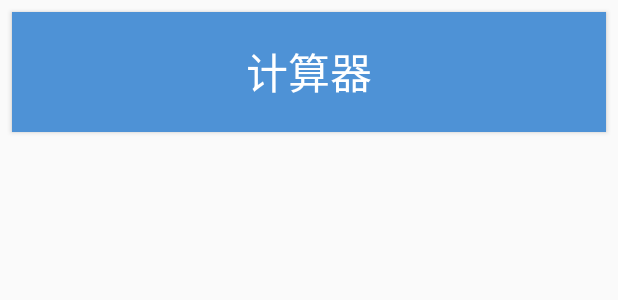
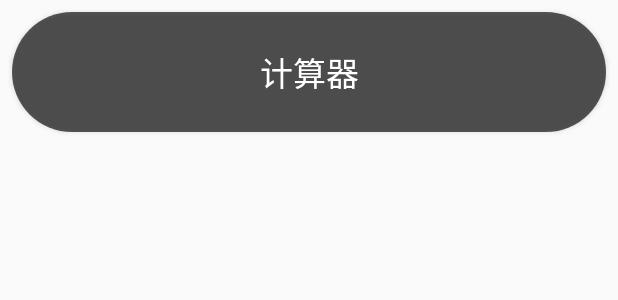
Before and after one commit to vipheyue/Calculator, an Android app: the layout item_category.xml on its own in the app's theme, with its tools: preview values and no code run, on a phone screen of 412 x 824 dp. Shown: the top 300 px of the screen. Run offline under Robolectric (Android 15) with nearby library versions, the phone set to English and light mode, and no system bars.

Commit message:
准备发版2.0

```diff
--- a/app/src/main/AndroidManifest.xml
+++ b/app/src/main/AndroidManifest.xml
@@ -44,11 +44,6 @@
 
         <activity android:name=".TonesActivity"/>
         <activity android:name=".IndividualActivity">
-            <intent-filter>
-                <action android:name="android.intent.action.MAIN" />
-
-                <category android:name="android.intent.category.LAUNCHER" />
-            </intent-filter>
         </activity>
     </application>
 
--- a/app/src/main/java/com/welightworld/calculator/CalculatorEnum.kt
+++ b/app/src/main/java/com/welightworld/calculator/CalculatorEnum.kt
@@ -4,5 +4,5 @@ package com.welightworld.calculator
  * Created by heyue on 2018/2/7.
  */
 enum class CalculatorEnum {
-    NORMAL, HOUSE, SALARY,YEARBONUS, UNIVERSAL, CAPITAL, SKIN, SOUND, CLEAN, SHARE, FEEDBACK
+    NORMAL, HOUSE, SALARY,YEARBONUS, UNIVERSAL, CAPITAL, SKIN, SOUND, CLEAN, SHARE, FEEDBACK,OPENSOURCE
 }
--- /dev/null
+++ b/app/src/main/res/drawable/cate_bg_item.xml
@@ -0,0 +1,23 @@
+<?xml version="1.0" encoding="utf-8"?>
+<shape xmlns:android="http://schemas.android.com/apk/res/android"
+    android:shape="rectangle">
+    <!--    <gradient
+            android:startColor="#FFFF0000"
+            android:endColor="#80FF00FF"
+            android:angle="270"/>--><!--渐变色 和solid不能一起用-->
+    <padding
+        android:bottom="7dp"
+        android:left="7dp"
+        android:right="7dp"
+        android:top="7dp" />
+    <corners android:radius="90dp" /><!--4个角的弧度-->
+    <stroke
+        android:width="0dp"
+        android:color="#FFFFFF"
+        android:dashGap="0dp"
+        android:dashWidth="2dp" />
+    <!--color 边线颜色-->
+    <!--dashGap 间隙大小-->
+    <!--dashWidth 边线长度-->
+       <solid android:color="#A5000000" /><!--内部填充色 和渐变色不能一起用-->
+</shape>
--- a/app/src/main/res/layout/item_category.xml
+++ b/app/src/main/res/layout/item_category.xml
@@ -5,6 +5,7 @@
     android:layout_height="wrap_content">
 
     <Button
+
         android:id="@+id/button"
         android:layout_width="0dp"
         android:layout_height="80dp"
@@ -12,14 +13,14 @@
         android:layout_marginEnd="8dp"
         android:layout_marginStart="8dp"
         android:layout_marginTop="8dp"
+        android:background="@drawable/cate_bg_item"
         android:text="计算器"
-        android:background="#4e92d6"
         android:textColor="@android:color/white"
-        android:textSize="28sp"
+        android:textSize="22sp"
         app:layout_constraintBottom_toBottomOf="parent"
         app:layout_constraintEnd_toEndOf="parent"
         app:layout_constraintStart_toStartOf="parent"
         app:layout_constraintTop_toTopOf="parent" />
-<!--    app:layout_constraintDimensionRatio="h,1:1"-->
+    <!--    app:layout_constraintDimensionRatio="h,1:1"-->
 
 </android.support.constraint.ConstraintLayout>
--- a/app/src/main/res/values/strings.xml
+++ b/app/src/main/res/values/strings.xml
@@ -21,6 +21,8 @@
     <string name="share">share</string>
     <string name="Family_relationships">Family relationships</string>
     <string name="feedback">feedback</string>
+    <string name="opensource"> open Source</string>
+
     <string name="title_change_color">Set the page background</string>
     <string name="ok">ok</string>
     <string name="universal_describe">Operator	Description \n
--- a/build.gradle
+++ b/build.gradle
@@ -8,7 +8,7 @@ buildscript {
         jcenter()
     }
     dependencies {
-        classpath 'com.android.tools.build:gradle:3.1.0'
+        classpath 'com.android.tools.build:gradle:3.1.1'
         classpath "org.jetbrains.kotlin:kotlin-gradle-plugin:$kotlin_version"
         classpath "io.realm:realm-gradle-plugin:5.0.0"
         // NOTE: Do not place your application dependencies here; they belong
```
Also changed, not shown: app/src/main/java/com/welightworld/calculator/CategoryActivity.kt (+17 -5 lines), app/src/main/java/com/welightworld/calculator/CategoryAdapter.kt (+14 -1 lines), app/src/main/java/com/welightworld/calculator/calc/UniversalFragment.kt (+17 -14 lines), app/src/main/res/layout/activity_tones.xml (+5 -5 lines), app/src/main/res/layout/activity_traditional.xml (+7 -3 lines), 1 other file.
